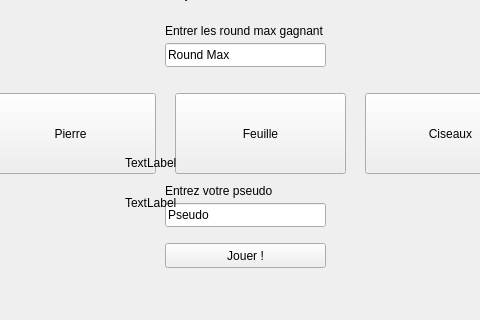
The window that mainwindow.ui (arcreane/c-shifumi) describes before a commit, drawn with Qt 5; both pictures show x 115 to 595 and y 107 to 427 of the 749 by 623 pixel window.
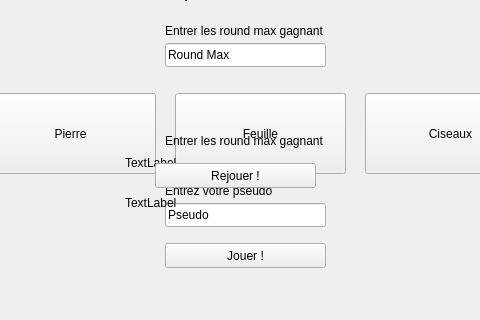
The same window after the commit.

Commit message: Round Patch

```diff
--- a/mainwindow.ui
+++ b/mainwindow.ui
@@ -196,6 +196,45 @@
      </property>
     </widget>
    </widget>
+   <widget class="QWidget" name="endWidget" native="true">
+    <property name="enabled">
+     <bool>true</bool>
+    </property>
+    <property name="geometry">
+     <rect>
+      <x>0</x>
+      <y>0</y>
+      <width>761</width>
+      <height>601</height>
+     </rect>
+    </property>
+    <widget class="QLabel" name="endMessage">
+     <property name="geometry">
+      <rect>
+       <x>280</x>
+       <y>240</y>
+       <width>161</width>
+       <height>16</height>
+      </rect>
+     </property>
+     <property name="text">
+      <string>Entrer les round max gagnant</string>
+     </property>
+    </widget>
+    <widget class="QPushButton" name="restartButton">
+     <property name="geometry">
+      <rect>
+       <x>270</x>
+       <y>270</y>
+       <width>161</width>
+       <height>25</height>
+      </rect>
+     </property>
+     <property name="text">
+      <string>Rejouer !</string>
+     </property>
+    </widget>
+   </widget>
   </widget>
   <widget class="QMenuBar" name="menubar">
    <property name="geometry">
```
Left out of the diff: 16 changed lines with no effect on the pictures. The commit also changes 1 other file.
